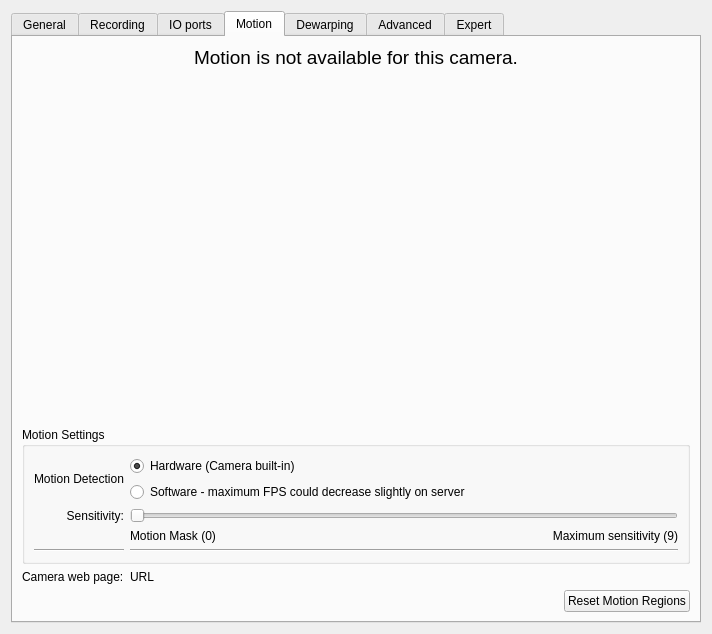
Qt form client/src/ui/widgets/properties/single_camera_settings_widget.ui (networkoptix/nx_open) before a commit.
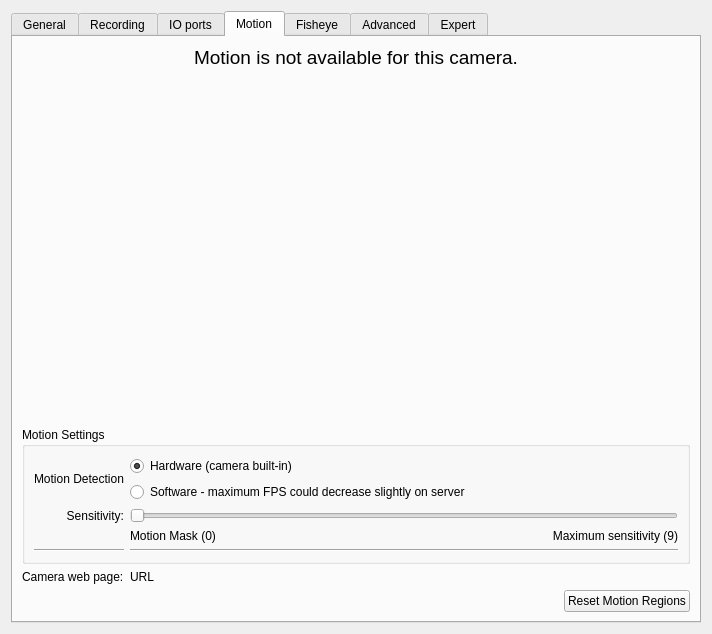
The same form after that commit. The open tabs and pages were chosen to show the change. Custom widgets are drawn as their Qt base class.

Patch:
```diff
--- a/client/src/ui/widgets/properties/single_camera_settings_widget.ui
+++ b/client/src/ui/widgets/properties/single_camera_settings_widget.ui
@@ -304,7 +304,7 @@
             <item>
              <widget class="QRadioButton" name="cameraMotionButton">
               <property name="text">
-               <string>Hardware (Camera built-in)</string>
+               <string>Hardware (camera built-in)</string>
               </property>
               <property name="checked">
                <bool>true</bool>
@@ -474,7 +474,7 @@
      </widget>
      <widget class="QWidget" name="fisheyeTab">
       <attribute name="title">
-       <string>Dewarping</string>
+       <string>Fisheye</string>
       </attribute>
       <layout class="QVBoxLayout" name="verticalLayout_10">
        <property name="leftMargin">
```
